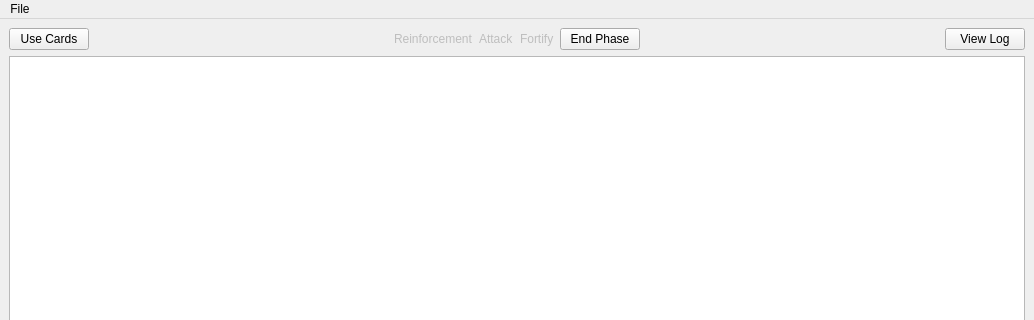
First picture: the form in gui/mainscreen.ui, repository TaimoorRana/Risk, before the edit; both pictures show x 0 to 1034 and y 0 to 320 of the 1034 by 730 pixel window.
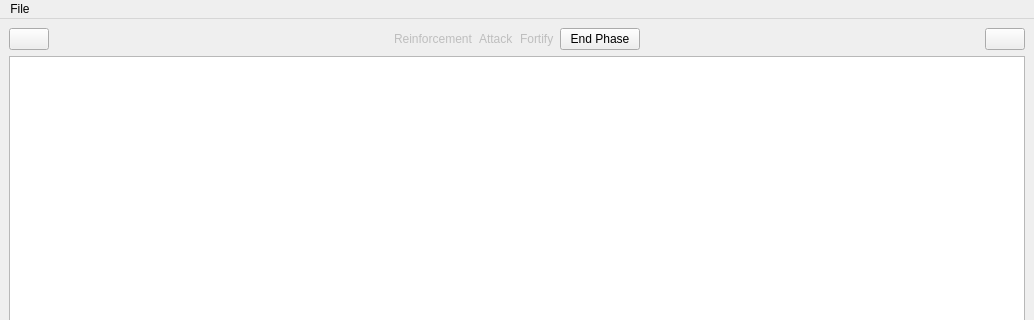
Second picture: the form after the edit.

Commit message: Added images to buttons

The edit to the form file:
```diff
--- a/gui/mainscreen.ui
+++ b/gui/mainscreen.ui
@@ -26,8 +26,11 @@
          <layout class="QHBoxLayout" name="horizontalLayout">
           <item>
            <widget class="QPushButton" name="useCardsButton">
+            <property name="autoFillBackground">
+             <bool>false</bool>
+            </property>
             <property name="text">
-             <string>Use Cards</string>
+             <string/>
             </property>
            </widget>
           </item>
@@ -97,7 +100,7 @@
           <item>
            <widget class="QPushButton" name="logButton">
             <property name="text">
-             <string>View Log</string>
+             <string/>
             </property>
            </widget>
           </item>
```
Left out of the diff: 6 changed lines with no effect on the pictures. The commit also changes 5 other files.
